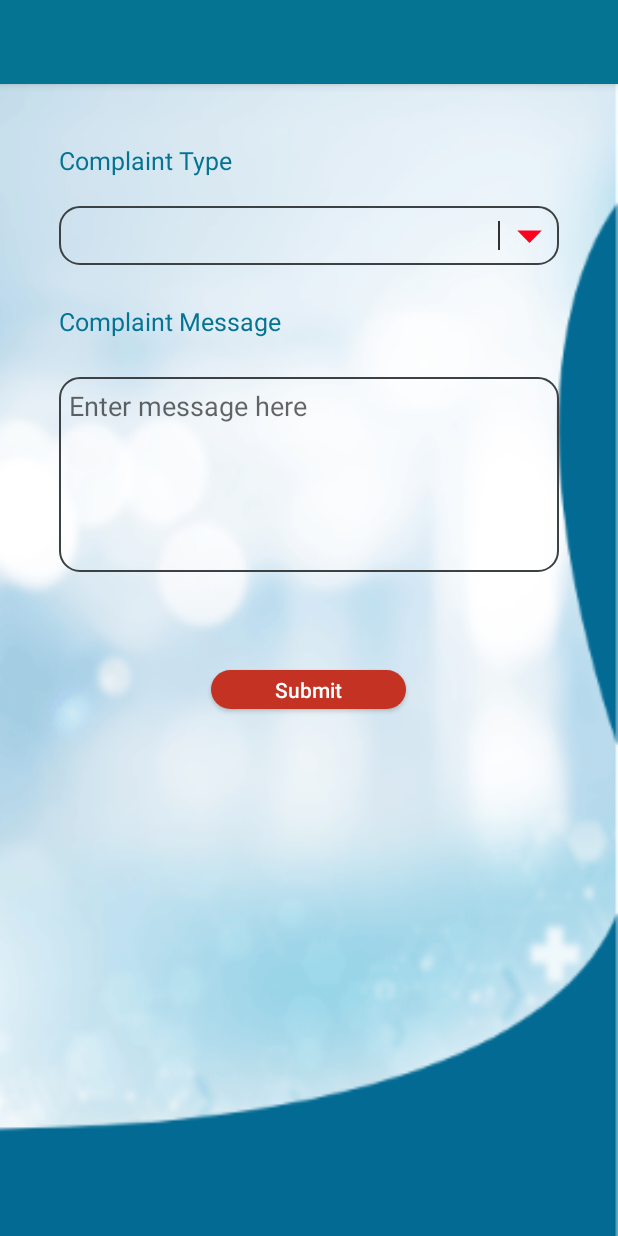
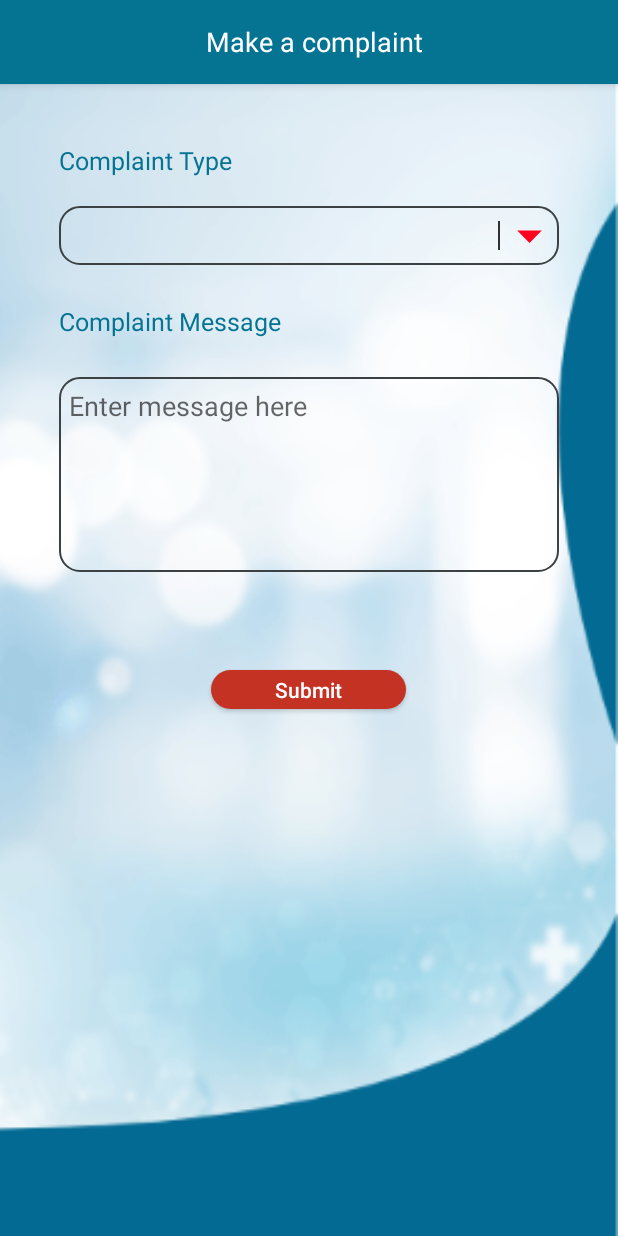
Before and after one commit to BeSolutionsMobile/KonsilAndroid, an Android app: the make_a_complaint screen opened directly, with no data from a screen before it, on a phone screen of 412 x 824 dp. Run offline under Robolectric (Android 15) with nearby library versions, the light colour scheme and no system bars; our stand-ins replace sdp/ssp sizes.

Commit message:
new commit

```diff
--- a/app/src/main/java/com/besolutions/konsil/scenarios/scenario_Consulation_request/Controller/consulation_request.java
+++ b/app/src/main/java/com/besolutions/konsil/scenarios/scenario_Consulation_request/Controller/consulation_request.java
@@ -50,6 +50,7 @@ public class consulation_request extends AppCompatActivity implements View.OnCli
         setSupportActionBar(mToolbar);
 
         TextView title=(TextView)findViewById(R.id.title);
-        title.setText("Consultation Request");
+        String con_req = getResources().getString(R.string.con_req);
+        title.setText(con_req);
     }
 }
--- a/app/src/main/java/com/besolutions/konsil/scenarios/scenario_be_a_doctor/Controller/be_a_doctor.java
+++ b/app/src/main/java/com/besolutions/konsil/scenarios/scenario_be_a_doctor/Controller/be_a_doctor.java
@@ -28,7 +28,8 @@ public class be_a_doctor extends AppCompatActivity implements View.OnClickListen
         setSupportActionBar(mToolbar);
 
         TextView title=(TextView)findViewById(R.id.title);
-        title.setText("Be A Doctor");
+        String be_a_doc=getResources().getString(R.string.be_a_doctor);
+        title.setText(be_a_doc);
     }
 
     @Override
--- a/app/src/main/java/com/besolutions/konsil/scenarios/scenario_make_complaint/make_a_complaint.java
+++ b/app/src/main/java/com/besolutions/konsil/scenarios/scenario_make_complaint/make_a_complaint.java
@@ -5,6 +5,7 @@ import android.support.v7.app.AppCompatActivity;
 import android.os.Bundle;
 import android.view.View;
 import android.widget.Button;
+import android.widget.TextView;
 
 import com.besolutions.konsil.R;
 import com.besolutions.konsil.scenarios.scenario_mian_page.Controller.main_screen;
@@ -18,6 +19,11 @@ public class make_a_complaint extends AppCompatActivity implements View.OnClickL
         submit=(Button)findViewById(R.id.make_complaint);
         submit.setOnClickListener(this);
 
+        TextView   title=(TextView)findViewById(R.id.title);
+        String make_complaint = getResources().getString(R.string.make_a_complaint);
+        title.setText(make_complaint);
+
+
     }
 
     @Override
--- a/app/src/main/java/com/besolutions/konsil/scenarios/scenario_online_conversation/Controller/online_conversation.java
+++ b/app/src/main/java/com/besolutions/konsil/scenarios/scenario_online_conversation/Controller/online_conversation.java
@@ -50,6 +50,7 @@ public class online_conversation extends AppCompatActivity {
         setSupportActionBar(mToolbar);
 
         TextView title=(TextView)findViewById(R.id.title);
-        title.setText("Online Conversation Details");
+        String online_con_details=getResources().getString(R.string.online_con_details);
+        title.setText(online_con_details);
     }
 }
--- a/app/src/main/java/com/besolutions/konsil/scenarios/secnario_fingerprint/Controller/fingerprint.java
+++ b/app/src/main/java/com/besolutions/konsil/scenarios/secnario_fingerprint/Controller/fingerprint.java
@@ -13,7 +13,8 @@ import co.infinum.goldfinger.Error;
 import co.infinum.goldfinger.Goldfinger;
 
 
-public class fingerprint extends AppCompatActivity {
+public class
+fingerprint extends AppCompatActivity {
     Goldfinger goldfinger;
     @Override
     protected void onCreate(Bundle savedInstanceState) {
--- a/app/src/main/res/layout/fingerprint.xml
+++ b/app/src/main/res/layout/fingerprint.xml
@@ -31,7 +31,6 @@
     <TextView
         android:layout_width="match_parent"
         android:layout_height="@dimen/_40sdp"
-        android:text="Click to login"
         android:gravity="center"
         android:textColor="@color/color2"
         android:textStyle="bold"
--- a/app/src/main/res/values/strings.xml
+++ b/app/src/main/res/values/strings.xml
@@ -99,6 +99,8 @@
     <string name="neurologo">Neurologo</string>
     <string name="language_changed_successfully">Language Changed Successfully....</string>
     <string name="doc_info">Doctor Info</string>
+    <string name="online_con_details">Online Conversation Details</string>
+    <string name="con_req">Consultation Request</string>
 
 
 </resources>
```
Also changed, not shown: 1 other file.
